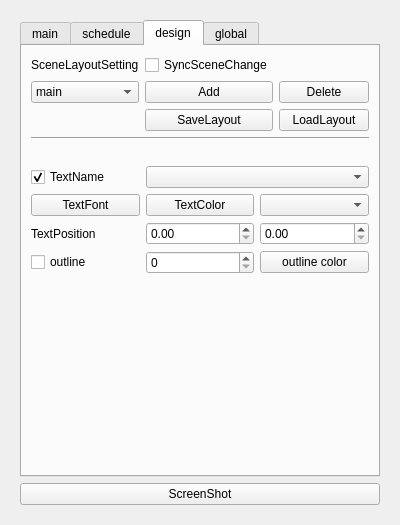
This is src/RTAPluginDock.ui in oimobatake/RTA-Support-Plugins as Qt 5 draws it before an edit. The edited form follows.
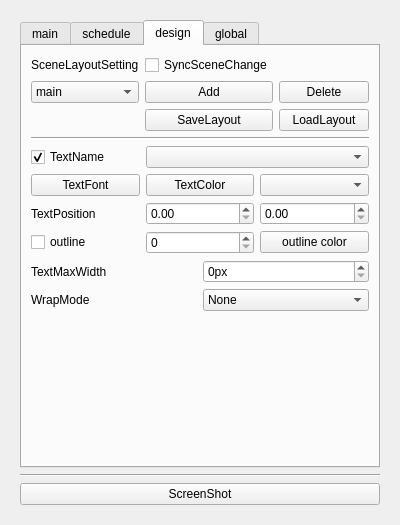
This is the edited form. The open tabs and pages were chosen to show the change.

Commit message: ・バグ修正 ・文字の幅設定を追加 ・設定した幅に対して、自動改行、自動縮小機能を追加 ・テキストにHTMLタグを適応できるように調整

Diff of the .ui file:
```diff
--- a/src/RTAPluginDock.ui
+++ b/src/RTAPluginDock.ui
@@ -735,13 +735,6 @@
             </property>
            </widget>
           </item>
-          <item>
-           <widget class="QLabel" name="label_5">
-            <property name="text">
-             <string/>
-            </property>
-           </widget>
-          </item>
           <item>
            <layout class="QGridLayout" name="gridLayout_2">
             <item row="0" column="0">
@@ -846,6 +839,66 @@
             </item>
            </layout>
           </item>
+          <item>
+           <layout class="QHBoxLayout" name="horizontalLayout_3">
+            <item>
+             <widget class="QLabel" name="label_5">
+              <property name="text">
+               <string>TextMaxWidth</string>
+              </property>
+             </widget>
+            </item>
+            <item>
+             <widget class="QSpinBox" name="maxWidthSpinBox">
+              <property name="suffix">
+               <string>px</string>
+              </property>
+              <property name="prefix">
+               <string/>
+              </property>
+              <property name="maximum">
+               <number>4000</number>
+              </property>
+             </widget>
+            </item>
+           </layout>
+          </item>
+          <item>
+           <layout class="QHBoxLayout" name="horizontalLayout_4">
+            <item>
+             <widget class="QLabel" name="label_11">
+              <property name="text">
+               <string>WrapMode</string>
+              </property>
+             </widget>
+            </item>
+            <item>
+             <widget class="QComboBox" name="wrapModeBox">
+              <property name="enabled">
+               <bool>true</bool>
+              </property>
+              <property name="currentText">
+               <string notr="true">None</string>
+              </property>
+              <item>
+               <property name="text">
+                <string>None</string>
+               </property>
+              </item>
+              <item>
+               <property name="text">
+                <string>Shrink</string>
+               </property>
+              </item>
+              <item>
+               <property name="text">
+                <string>Wrap</string>
+               </property>
+              </item>
+             </widget>
+            </item>
+           </layout>
+          </item>
           <item>
            <spacer name="verticalSpacer_3">
             <property name="orientation">
@@ -965,6 +1018,13 @@
         </widget>
        </widget>
       </item>
+      <item>
+       <widget class="Line" name="line_5">
+        <property name="orientation">
+         <enum>Qt::Orientation::Horizontal</enum>
+        </property>
+       </widget>
+      </item>
       <item>
        <widget class="QPushButton" name="ScreenShotBtn">
         <property name="text">
```
The commit also changes 2 other files.
